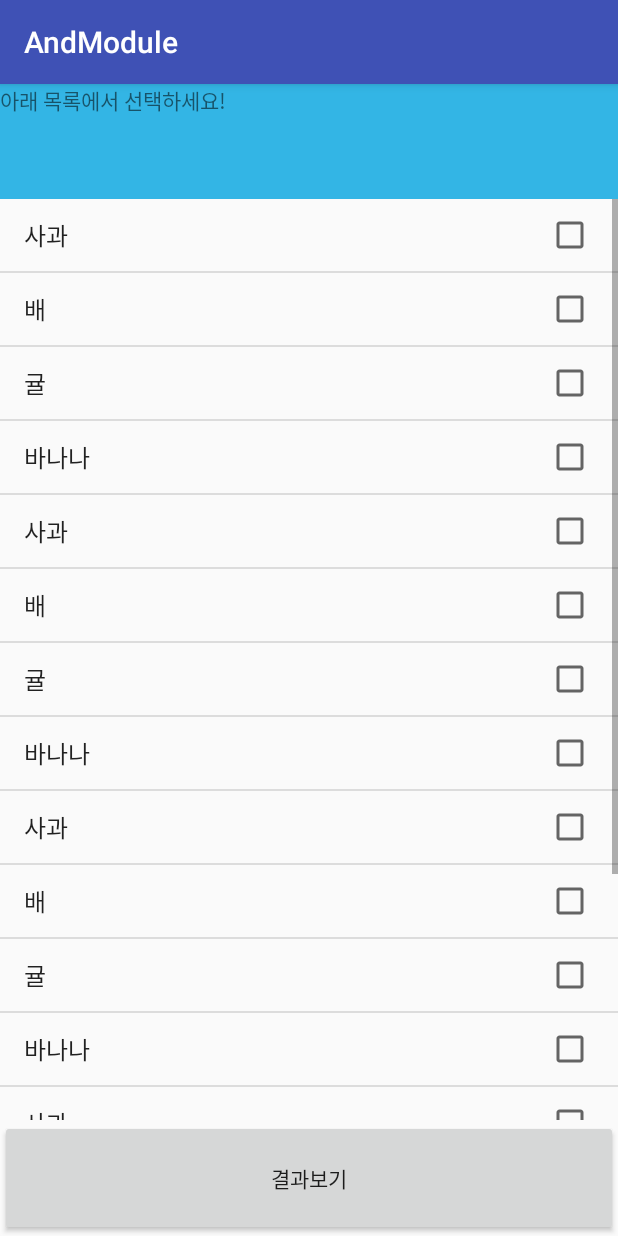
After one commit to leeminyong/simpleapp, an Android app: the MultiSimpleLvActivity screen opened directly, with no data from a screen before it, on a phone screen of 412 x 824 dp. The commit adds this screen. Run offline under Robolectric (Android 15) with nearby library versions, the phone set to English and light mode, and no system bars.

Commit message:
simple listview

```diff
--- /dev/null
+++ b/app/src/main/java/com/aiden/andmodule/activity/MultiSimpleLvActivity.java
@@ -0,0 +1,103 @@
+package com.aiden.andmodule.activity;
+
+import androidx.appcompat.app.AlertDialog;
+import androidx.appcompat.app.AppCompatActivity;
+
+import android.content.DialogInterface;
+import android.os.Bundle;
+import android.util.SparseBooleanArray;
+import android.view.View;
+import android.widget.AdapterView;
+import android.widget.ArrayAdapter;
+import android.widget.Button;
+import android.widget.ListView;
+import android.widget.TextView;
+import android.widget.Toast;
+
+import com.aiden.andmodule.MainActivity;
+import com.aiden.andmodule.R;
+
+import java.util.ArrayList;
+import java.util.List;
+
+public class MultiSimpleLvActivity extends AppCompatActivity {
+    ListView listview;
+    @Override
+    protected void onCreate(Bundle savedInstanceState) {
+        super.onCreate(savedInstanceState);
+        setContentView(R.layout.simple_lv);
+        listview = (ListView)findViewById(R.id.listview);
+
+        //데이터를 저장하게 되는 리스트
+        List<String> list = new ArrayList<>();
+
+        //리스트뷰와 리스트를 연결하기 위해 사용되는 어댑터
+        ArrayAdapter<String> adapter = new ArrayAdapter<>(this,
+                android.R.layout.simple_list_item_multiple_choice, list);
+
+        //리스트뷰의 어댑터를 지정해준다.
+        listview.setAdapter(adapter);
+
+
+        //리스트뷰에 보여질 아이템을 추가
+        list.add("사과");
+        list.add("배");
+        list.add("귤");
+        list.add("바나나");
+        list.add("사과");
+        list.add("배");
+        list.add("귤");
+        list.add("바나나");
+        list.add("사과");
+        list.add("배");
+        list.add("귤");
+        list.add("바나나");
+        list.add("사과");
+        list.add("배");
+        list.add("귤");
+        list.add("바나나");
+        list.add("사과");
+
+
+
+        Button result_button = (Button)findViewById(R.id.result_button);
+
+        result_button.setOnClickListener(new View.OnClickListener(){
+
+            @Override
+            public void onClick(View view) {
+                final List<String> selectedItems = new ArrayList<>();
+
+                //리스트뷰에서 선택된 아이템의 목록을 가져온다.
+                SparseBooleanArray checkedItemPositions = listview.getCheckedItemPositions();
+                for( int i=0; i<checkedItemPositions.size(); i++){
+                    int pos = checkedItemPositions.keyAt(i);
+
+                    if (checkedItemPositions.valueAt(i))  {
+                        selectedItems.add(listview.getItemAtPosition(pos).toString());
+                    }
+                }
+
+
+                final CharSequence[] items = selectedItems.toArray(new String[selectedItems.size()]);
+
+
+                //다이얼 로그에 가져온 목록을 보여준다.
+                AlertDialog.Builder dialogBuilder = new AlertDialog.Builder(MultiSimpleLvActivity.this);
+                dialogBuilder.setTitle("선택한 아이템 목록");
+                dialogBuilder.setItems(items, new DialogInterface.OnClickListener() {
+                    public void onClick(DialogInterface dialog, int pos) {
+                        String selectedText = items[pos].toString();
+                        Toast.makeText(MultiSimpleLvActivity.this, selectedText, Toast.LENGTH_SHORT).show();
+                    }
+                });
+
+                AlertDialog alertDialogObject = dialogBuilder.create();
+                alertDialogObject.show();
+            }
+        });
+
+
+
+    }
+}
--- a/app/src/main/res/layout/activity_binding.xml
+++ b/app/src/main/res/layout/activity_binding.xml
@@ -18,7 +18,7 @@
 
         android:layout_width="match_parent"
         android:layout_height="match_parent"
-        tools:context=".activity.MainActivity">
+        tools:context=".MainActivity">
 
         <TextView
             android:id="@+id/txt"
--- /dev/null
+++ b/app/src/main/res/layout/simple_lv.xml
@@ -0,0 +1,32 @@
+<?xml version="1.0" encoding="utf-8"?>
+<LinearLayout
+    xmlns:android="http://schemas.android.com/apk/res/android"
+    xmlns:tools="http://schemas.android.com/tools"
+    android:layout_width="match_parent"
+    android:layout_height="match_parent"
+    android:orientation="vertical"
+    >
+
+    <TextView
+        android:layout_width="match_parent"
+        android:layout_height="0dp"
+        android:layout_weight="0.1"
+        android:id="@+id/selected_item_textview"
+        android:background="@android:color/holo_blue_light"
+        android:text="아래 목록에서 선택하세요!"/>
+
+    <ListView
+        android:layout_width="match_parent"
+        android:layout_height="0dp"
+        android:drawSelectorOnTop="false"
+        android:choiceMode="multipleChoice"
+        android:layout_weight="0.8"
+        android:id="@+id/listview"/>
+
+    <Button
+        android:layout_width="match_parent"
+        android:layout_height="0dp"
+        android:layout_weight="0.1"
+        android:text="결과보기"
+        android:id="@+id/result_button"/>
+</LinearLayout>
```
Also changed, not shown: app/src/main/AndroidManifest.xml (+4 -4 lines), app/src/main/java/com/aiden/andmodule/MainActivity.java (renamed from app/src/main/java/com/aiden/andmodule/activity/MainActivity.java, +38 -10 lines), app/src/main/java/com/aiden/andmodule/activity/MultiDelListActivity.java (+7 -8 lines), app/src/main/java/com/aiden/andmodule/activity/SimpleLvActivity.java (added, +60 -0 lines), app/src/main/res/layout/simple_listview.xml (added, +21 -0 lines).
